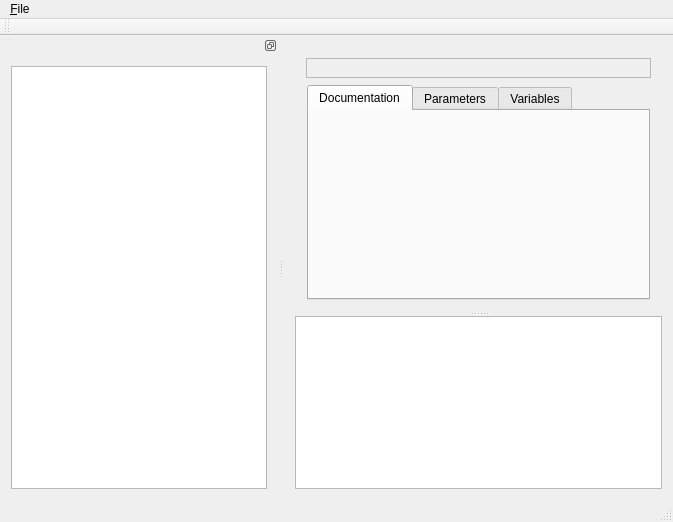
Before: the Qt Designer form trunk/ cs8-components/cs8ProgramComponent/cs8DocEditor/mainwindow.ui in vdg1/cs8-components, drawn with Qt 5.
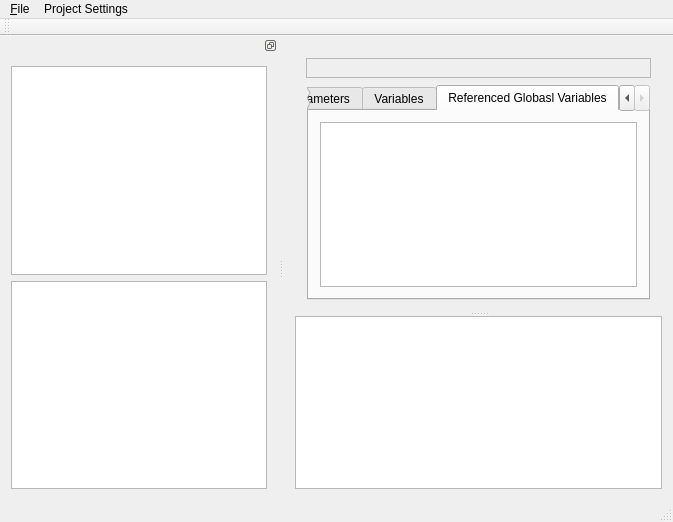
After: the same form once the commit is applied. The open tabs and pages were chosen to show the change. Custom widgets are drawn as their Qt base class.

Patch:
```diff
--- a/trunk/ cs8-components/cs8ProgramComponent/cs8DocEditor/mainwindow.ui
+++ b/trunk/ cs8-components/cs8ProgramComponent/cs8DocEditor/mainwindow.ui
@@ -17,7 +17,7 @@
       <property name="orientation">
        <enum>Qt::Vertical</enum>
       </property>
-      <widget class="QWidget" name="">
+      <widget class="QWidget" name="layoutWidget">
        <layout class="QVBoxLayout" name="verticalLayout_3">
         <item>
          <widget class="QLabel" name="labelDeclaration">
@@ -85,6 +85,16 @@
                 </item>
                </layout>
               </widget>
+              <widget class="QWidget" name="tab_4">
+               <attribute name="title">
+                <string>Referenced Globasl Variables</string>
+               </attribute>
+               <layout class="QVBoxLayout" name="verticalLayout_5">
+                <item>
+                 <widget class="cs8ProgramDataView" name="tableViewReferencedGlobalVaribales"/>
+                </item>
+               </layout>
+              </widget>
              </widget>
             </item>
            </layout>
@@ -139,7 +149,15 @@
     <addaction name="menuRecent"/>
     <addaction name="action_Exit"/>
    </widget>
+   <widget class="QMenu" name="menuTools">
+    <property name="title">
+     <string>Project Settings</string>
+    </property>
+    <addaction name="actionEdit_Copy_Right_Message"/>
+    <addaction name="actionAdd_tags_for_undocumented_symbols"/>
+   </widget>
    <addaction name="menu_File"/>
+   <addaction name="menuTools"/>
   </widget>
   <widget class="QToolBar" name="mainToolBar">
    <attribute name="toolBarArea">
@@ -162,6 +180,19 @@
      <item>
       <widget class="QListView" name="listViewProgams"/>
      </item>
+     <item>
+      <widget class="cs8ProgramDataView" name="globalDataView">
+       <property name="sortingEnabled">
+        <bool>true</bool>
+       </property>
+       <attribute name="horizontalHeaderStretchLastSection">
+        <bool>true</bool>
+       </attribute>
+       <attribute name="verticalHeaderStretchLastSection">
+        <bool>true</bool>
+       </attribute>
+      </widget>
+     </item>
     </layout>
    </widget>
   </widget>
```
Left out of the diff: 26 changed lines with no effect on the pictures.
